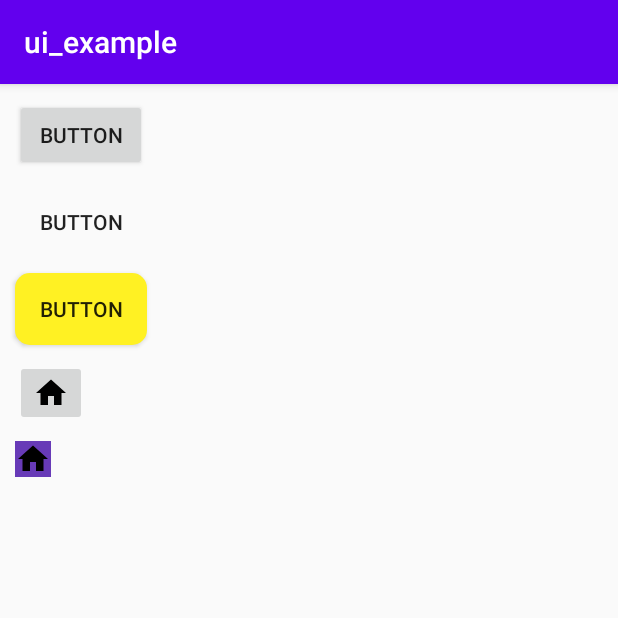
After one commit to yasu1234/android_ui_example, an Android app: the ButtonsActivity screen opened directly, with no data from a screen before it, on a phone screen of 412 x 824 dp, the top half of it. The commit adds this screen. Run offline under Robolectric (Android 15) with nearby library versions, the phone set to English and light mode, and no system bars.

Commit message:
add activity that show various buttons

```diff
--- a/app/src/main/AndroidManifest.xml
+++ b/app/src/main/AndroidManifest.xml
@@ -26,6 +26,6 @@
         <activity android:name=".list.ExpandableListActivity"/>
         <activity android:name=".web.WebActivity"/>
         <activity android:name=".layout.TabLayoutActivity"/>
+        <activity android:name=".button.ButtonsActivity"/>
     </application>
-
 </manifest>
--- /dev/null
+++ b/app/src/main/java/com/example/ui_example/button/ButtonsActivity.kt
@@ -0,0 +1,13 @@
+package com.example.ui_example.button
+
+import android.os.Bundle
+import androidx.appcompat.app.AppCompatActivity
+import com.example.ui_example.R
+
+class ButtonsActivity: AppCompatActivity() {
+    override fun onCreate(savedInstanceState: Bundle?) {
+        super.onCreate(savedInstanceState)
+
+        setContentView(R.layout.activity_buttons)
+    }
+}
--- a/app/src/main/java/com/example/ui_example/home/HomeFragment.kt
+++ b/app/src/main/java/com/example/ui_example/home/HomeFragment.kt
@@ -9,6 +9,7 @@ import androidx.lifecycle.ViewModelProviders
 import androidx.recyclerview.widget.GridLayoutManager
 import androidx.recyclerview.widget.RecyclerView
 import com.example.ui_example.R
+import com.example.ui_example.button.ButtonsActivity
 import com.example.ui_example.layout.GridLayoutActivity
 import com.example.ui_example.layout.TabLayoutActivity
 import com.example.ui_example.list.ExpandableListActivity
@@ -85,6 +86,9 @@ class HomeFragment : Fragment() {
                     3 -> {
                         presentTabLayoutActivity()
                     }
+                    4 -> {
+                        presentButtonsActivity()
+                    }
                 }
             }
         })
@@ -114,4 +118,9 @@ class HomeFragment : Fragment() {
         val intent = Intent(requireContext(), ExpandableListActivity::class.java)
         startActivity(intent)
     }
+
+    private fun presentButtonsActivity() {
+        val intent = Intent(requireContext(), ButtonsActivity::class.java)
+        startActivity(intent)
+    }
 }
--- /dev/null
+++ b/app/src/main/res/layout/activity_buttons.xml
@@ -0,0 +1,60 @@
+<?xml version="1.0" encoding="utf-8"?>
+<androidx.constraintlayout.widget.ConstraintLayout xmlns:android="http://schemas.android.com/apk/res/android"
+    xmlns:app="http://schemas.android.com/apk/res-auto"
+    xmlns:tools="http://schemas.android.com/tools"
+    android:layout_width="match_parent"
+    android:layout_height="match_parent">
+
+    <Button
+        android:id="@+id/defaultButton"
+        android:layout_width="wrap_content"
+        android:layout_height="wrap_content"
+        android:layout_marginStart="10dp"
+        android:layout_marginTop="10dp"
+        android:text="Button"
+        app:layout_constraintStart_toStartOf="parent"
+        app:layout_constraintTop_toTopOf="parent" />
+
+    <Button
+        android:id="@+id/backgroundNullButton"
+        android:layout_width="wrap_content"
+        android:layout_height="wrap_content"
+        android:layout_marginStart="10dp"
+        android:layout_marginTop="10dp"
+        android:background="@null"
+        android:text="Button"
+        app:layout_constraintStart_toStartOf="parent"
+        app:layout_constraintTop_toBottomOf="@+id/defaultButton" />
+
+    <Button
+        android:id="@+id/button14"
+        android:layout_width="wrap_content"
+        android:layout_height="wrap_content"
+        android:layout_marginStart="10dp"
+        android:layout_marginTop="10dp"
+        android:background="@drawable/radius_button"
+        android:text="Button"
+        app:layout_constraintStart_toStartOf="parent"
+        app:layout_constraintTop_toBottomOf="@+id/backgroundNullButton" />
+
+    <ImageButton
+        android:id="@+id/defaultImageButton"
+        android:layout_width="wrap_content"
+        android:layout_height="wrap_content"
+        android:layout_marginStart="10dp"
+        android:layout_marginTop="10dp"
+        app:layout_constraintStart_toStartOf="parent"
+        app:layout_constraintTop_toBottomOf="@+id/button14"
+        app:srcCompat="@drawable/ic_home_black_24dp" />
+
+    <ImageButton
+        android:id="@+id/changeBackgroundColorImageButton"
+        android:layout_width="wrap_content"
+        android:layout_height="wrap_content"
+        android:layout_marginStart="10dp"
+        android:layout_marginTop="10dp"
+        android:background="#673AB7"
+        app:layout_constraintStart_toStartOf="parent"
+        app:layout_constraintTop_toBottomOf="@+id/defaultImageButton"
+        app:srcCompat="@drawable/ic_home_black_24dp" />
+</androidx.constraintlayout.widget.ConstraintLayout>
```
